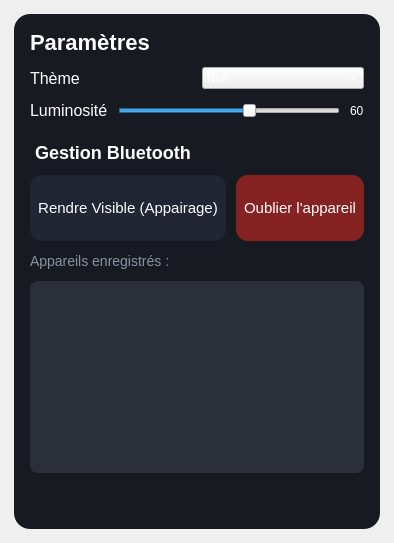
Above: settingspage.ui from Eliasgnd/InterfaceGPS before the change. Below: the same form after it.
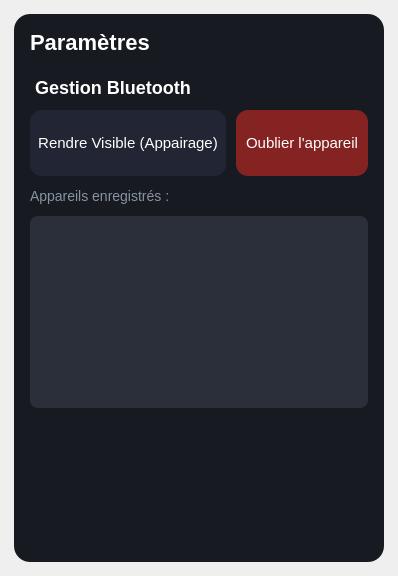
That is the form after the change.

Patch:
```diff
--- a/settingspage.ui
+++ b/settingspage.ui
@@ -2,6 +2,14 @@
 <ui version="4.0">
  <class>SettingsPage</class>
  <widget class="QWidget" name="SettingsPage">
+  <property name="geometry">
+   <rect>
+    <x>0</x>
+    <y>0</y>
+    <width>398</width>
+    <height>576</height>
+   </rect>
+  </property>
   <layout class="QVBoxLayout" name="verticalLayout">
    <property name="leftMargin">
     <number>14</number>
@@ -53,80 +61,6 @@
         </property>
        </widget>
       </item>
-
-      <item>
-       <layout class="QHBoxLayout" name="rowTheme">
-        <property name="spacing">
-         <number>10</number>
-        </property>
-        <item>
-         <widget class="QLabel" name="lblTheme">
-          <property name="text">
-           <string>Thème</string>
-          </property>
-          <property name="styleSheet">
-           <string notr="true">QLabel{font-size:16px;}</string>
-          </property>
-         </widget>
-        </item>
-        <item>
-         <widget class="QComboBox" name="cmbTheme">
-          <item>
-           <property name="text">
-            <string>Nuit</string>
-           </property>
-          </item>
-          <item>
-           <property name="text">
-            <string>Jour</string>
-           </property>
-          </item>
-         </widget>
-        </item>
-       </layout>
-      </item>
-
-      <item>
-       <layout class="QHBoxLayout" name="rowBrightness">
-        <property name="spacing">
-         <number>10</number>
-        </property>
-        <item>
-         <widget class="QLabel" name="lblBright">
-          <property name="text">
-           <string>Luminosité</string>
-          </property>
-          <property name="styleSheet">
-           <string notr="true">QLabel{font-size:16px;}</string>
-          </property>
-         </widget>
-        </item>
-        <item>
-         <widget class="QSlider" name="sliderBrightness">
-          <property name="orientation">
-           <enum>Qt::Horizontal</enum>
-          </property>
-          <property name="minimum">
-           <number>0</number>
-          </property>
-          <property name="maximum">
-           <number>100</number>
-          </property>
-          <property name="value">
-           <number>60</number>
-          </property>
-         </widget>
-        </item>
-        <item>
-         <widget class="QLabel" name="lblBrightnessValue">
-          <property name="text">
-           <string>60</string>
-          </property>
-         </widget>
-        </item>
-       </layout>
-      </item>
-
       <item>
        <widget class="QLabel" name="lblBluetoothTitle">
         <property name="text">
```
Left out of the diff: 33 changed lines with no effect on the pictures.
